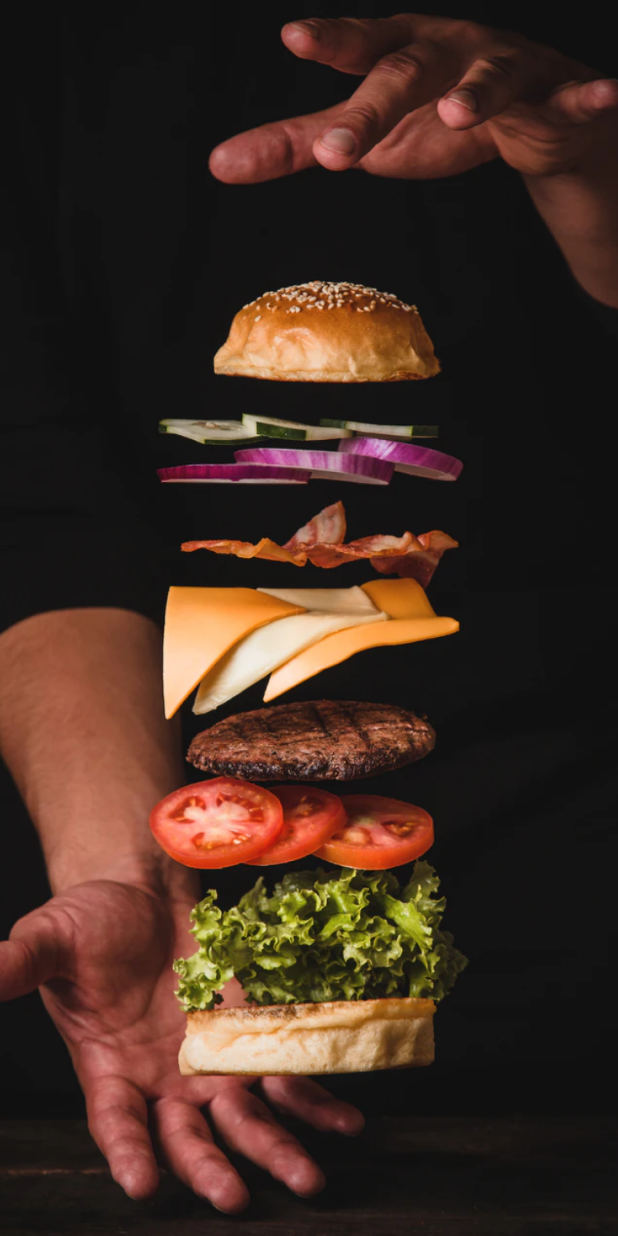
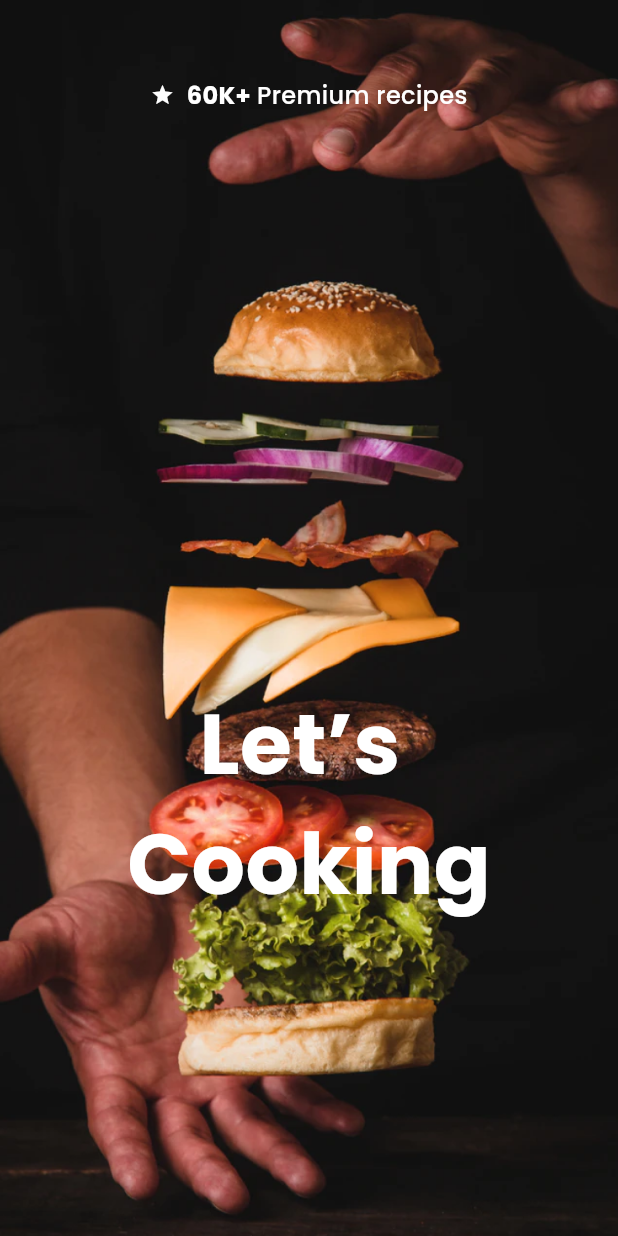
Before and after one commit to HazemAhmed677/reciply-app, a Flutter app: the screen it shows after launch, on a phone screen of 412 x 824 dp. Run offline on Flutter 3.47's test engine with Material 3 defaults, Android fonts, the phone set to English and light mode, and no system bars; our stand-ins replace device_preview, go_router.

Commit message:
let's cooking

```diff
--- /dev/null
+++ b/devtools_options.yaml
@@ -0,0 +1,3 @@
+description: This file stores settings for Dart & Flutter DevTools.
+documentation: https://docs.flutter.dev/tools/devtools/extensions#configure-extension-enablement-states
+extensions:
--- a/lib/core/utils/app_colors.dart
+++ b/lib/core/utils/app_colors.dart
@@ -1,6 +1,6 @@
 import 'package:flutter/material.dart';
 
-class AppColors {
+abstract class AppColors {
   static Color white = const Color(0xffFFFFFF);
   static Color primaryColor = const Color(0xff303030);
   static Color c1Color = const Color(0xffC1C1C1);
--- a/lib/core/utils/app_styles.dart
+++ b/lib/core/utils/app_styles.dart
@@ -1,6 +1,6 @@
 import 'package:flutter/material.dart';
 
-class AppStyles {
+abstract class AppStyles {
   static TextStyle semiBold14(context) => const TextStyle(
         fontSize: 14,
         fontFamily: 'Poppins',
@@ -47,12 +47,12 @@ class AppStyles {
         fontWeight: FontWeight.w500,
       );
   static TextStyle regular10(context) => const TextStyle(
-        fontSize: 12,
+        fontSize: 10,
         fontFamily: 'Poppins',
         fontWeight: FontWeight.w500,
       );
   static TextStyle regular16(context) => const TextStyle(
-        fontSize: 12,
+        fontSize: 16,
         fontFamily: 'Poppins',
         fontWeight: FontWeight.w500,
       );
--- a/lib/features/splash/presentation/views/splash_view.dart
+++ b/lib/features/splash/presentation/views/splash_view.dart
@@ -1,4 +1,8 @@
 import 'package:flutter/material.dart';
+import 'package:reciply/core/utils/app_colors.dart';
+import 'package:reciply/core/utils/app_styles.dart';
+import 'package:reciply/features/splash/presentation/views/widgets/lets_cooking_word.dart';
+import 'package:reciply/features/splash/presentation/views/widgets/top_of_splash.dart';
 
 class SplashView extends StatelessWidget {
   const SplashView({super.key});
@@ -7,7 +11,10 @@ class SplashView extends StatelessWidget {
   Widget build(BuildContext context) {
     return Scaffold(
       backgroundColor: Colors.transparent,
-      body: Container(
+      body: Stack(
+        alignment: Alignment.center,
+        children: [
+          Container(
             decoration: const BoxDecoration(
               image: DecorationImage(
                 fit: BoxFit.cover,
@@ -17,6 +24,16 @@ class SplashView extends StatelessWidget {
               ),
             ),
           ),
+          const Positioned(
+            top: 52,
+            child: TopOfSplash(),
+          ),
+          Positioned(
+            top: MediaQuery.sizeOf(context).height * 0.5 + 44,
+            child: const LetsCooking(),
+          ),
+        ],
+      ),
     );
   }
 }
--- /dev/null
+++ b/lib/features/splash/presentation/views/widgets/lets_cooking_word.dart
@@ -0,0 +1,32 @@
+import 'package:flutter/material.dart';
+import 'package:reciply/core/utils/app_colors.dart';
+import 'package:reciply/core/utils/app_styles.dart';
+
+class LetsCooking extends StatelessWidget {
+  const LetsCooking({
+    super.key,
+  });
+
+  @override
+  Widget build(BuildContext context) {
+    return Column(
+      children: [
+        Text(
+          'Let’s ',
+          style: AppStyles.semiBold56(context).copyWith(
+            color: AppColors.white,
+          ),
+        ),
+        Text(
+          'Cooking',
+          style: AppStyles.semiBold56(context).copyWith(
+            color: AppColors.white,
+          ),
+        ),
+        const SizedBox(
+          height: 24,
+        ),
+      ],
+    );
+  }
+}
--- /dev/null
+++ b/lib/features/splash/presentation/views/widgets/top_of_splash.dart
@@ -0,0 +1,38 @@
+import 'package:flutter/material.dart';
+import 'package:reciply/core/utils/app_colors.dart';
+import 'package:reciply/core/utils/app_styles.dart';
+
+class TopOfSplash extends StatelessWidget {
+  const TopOfSplash({super.key});
+
+  @override
+  Widget build(BuildContext context) {
+    return Row(
+      children: [
+        Icon(
+          Icons.star_sharp,
+          size: 16,
+          color: AppColors.white,
+        ),
+        const SizedBox(
+          width: 8,
+        ),
+        Text(
+          '60K+',
+          style: AppStyles.semiBold16(context).copyWith(
+            color: AppColors.white,
+          ),
+        ),
+        const SizedBox(
+          width: 4,
+        ),
+        Text(
+          'Premium recipes',
+          style: AppStyles.regular16(context).copyWith(
+            color: AppColors.white,
+          ),
+        )
+      ],
+    );
+  }
+}
```
Lines whose indentation alone changed are shown as unchanged.
